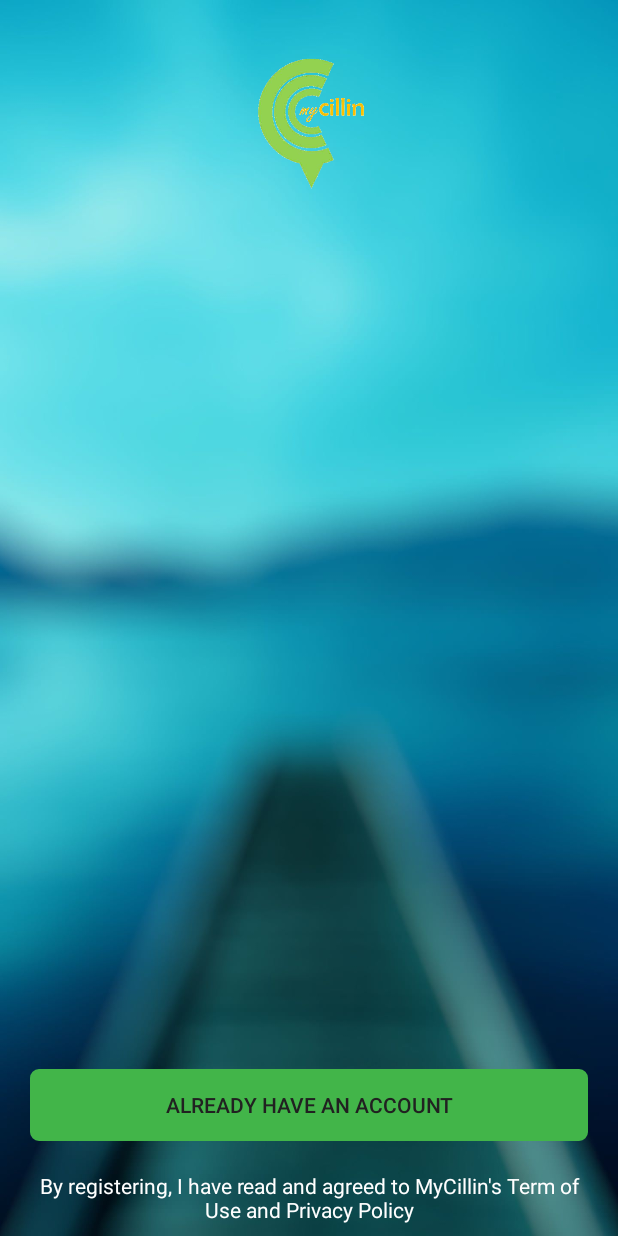
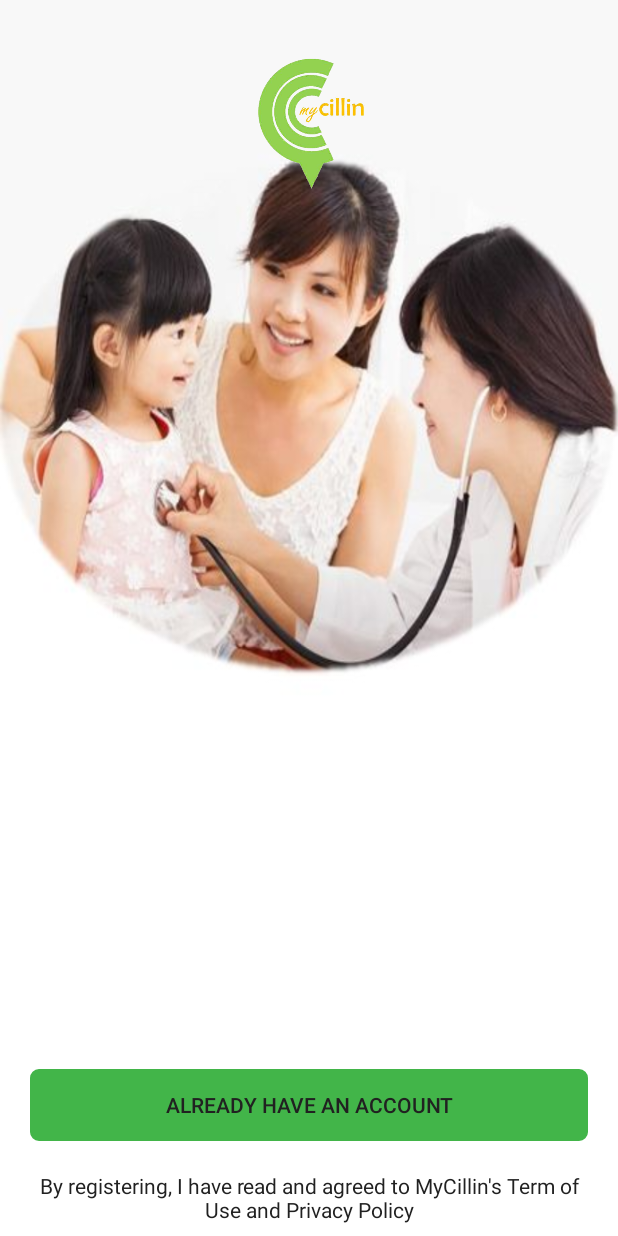
Before and after one commit to mrbagaskoro/android-mycillin-partner, an Android app: the LoginActivity screen opened directly, with no data from a screen before it, on a phone screen of 412 x 824 dp. Run offline under Robolectric (Android 15) with nearby library versions, the phone set to English and light mode, and no system bars; our stand-ins replace ButterKnife.

Commit message:
Add Alternative Login Background

```diff
--- a/app/src/main/res/layout/activity_login.xml
+++ b/app/src/main/res/layout/activity_login.xml
@@ -4,7 +4,7 @@
     android:layout_width="fill_parent"
     android:layout_height="fill_parent"
     android:fitsSystemWindows="true"
-    android:background="@drawable/bg_login"
+    android:background="@drawable/bg_login_alt"
     android:animateLayoutChanges="true">
 
     <RelativeLayout
@@ -52,7 +52,7 @@
                 android:layout_height="wrap_content"
                 android:layout_marginBottom="@dimen/spacing_small"
                 android:gravity="center"
-                android:textColor="@color/white"
+                android:textColor="@color/primaryText"
                 android:text="@string/loginActivity_tosNotes" />
 
         </LinearLayout>
@@ -143,7 +143,7 @@
                 android:layout_height="wrap_content"
                 android:layout_marginBottom="@dimen/spacing_small"
                 android:gravity="center"
-                android:textColor="@color/white"
+                android:textColor="@color/primaryText"
                 android:text="@string/loginActivity_forgotPassword" />
 
         </LinearLayout>
```
Also changed, not shown: app/src/main/res/drawable/bg_login_alt.jpeg (added).
